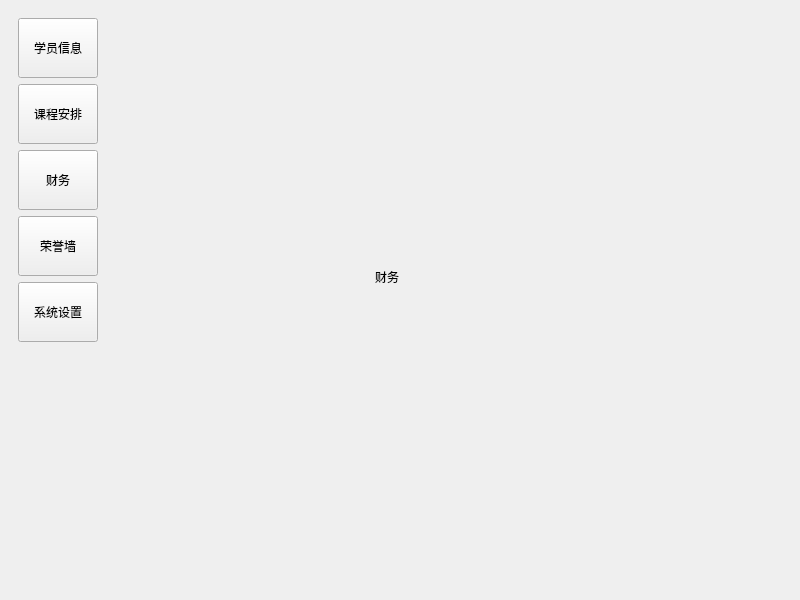
Old version of the form mainwindow.ui in the repository zxlfly/qt_c-_demo.
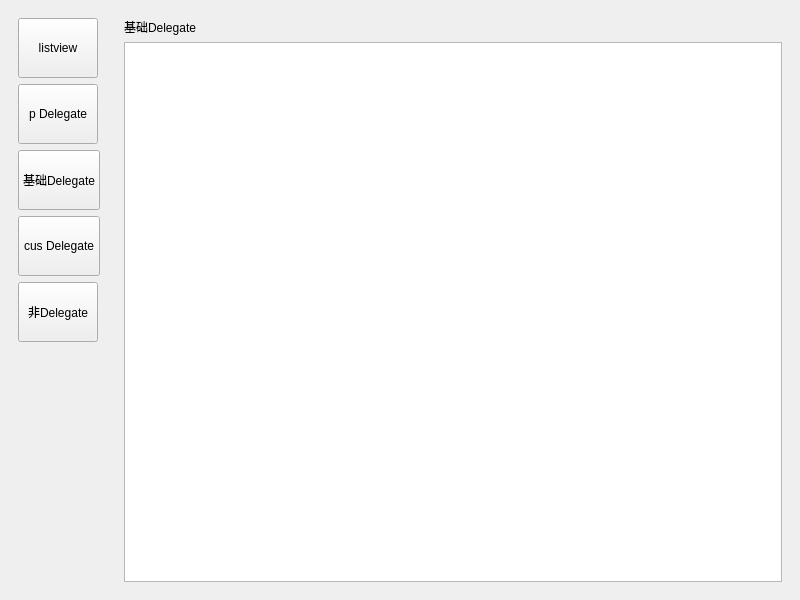
New version of the form. The open tabs and pages were chosen to show the change. Icons and pictures are not drawn.

The edit to the form file:
```diff
--- a/mainwindow.ui
+++ b/mainwindow.ui
@@ -33,7 +33,7 @@
           </size>
          </property>
          <property name="text">
-          <string>学员信息</string>
+          <string>listview</string>
          </property>
          <property name="icon">
           <iconset resource="build/Desktop_Qt_6_10_2_MinGW_64_bit-Debug/.qt/rcc/resources.qrc">
@@ -59,7 +59,7 @@
           </size>
          </property>
          <property name="text">
-          <string>课程安排</string>
+          <string>p Delegate</string>
          </property>
          <property name="icon">
           <iconset resource="build/Desktop_Qt_6_10_2_MinGW_64_bit-Debug/.qt/rcc/resources.qrc">
@@ -85,7 +85,7 @@
           </size>
          </property>
          <property name="text">
-          <string>财务</string>
+          <string>基础Delegate</string>
          </property>
          <property name="icon">
           <iconset resource="build/Desktop_Qt_6_10_2_MinGW_64_bit-Debug/.qt/rcc/resources.qrc">
@@ -111,7 +111,7 @@
           </size>
          </property>
          <property name="text">
-          <string>荣誉墙</string>
+          <string>cus Delegate</string>
          </property>
          <property name="icon">
           <iconset resource="build/Desktop_Qt_6_10_2_MinGW_64_bit-Debug/.qt/rcc/resources.qrc">
@@ -137,7 +137,7 @@
           </size>
          </property>
          <property name="text">
-          <string>系统设置</string>
+          <string>非Delegate</string>
          </property>
          <property name="icon">
           <iconset resource="build/Desktop_Qt_6_10_2_MinGW_64_bit-Debug/.qt/rcc/resources.qrc">
@@ -368,34 +368,40 @@
        </widget>
       </widget>
       <widget class="QWidget" name="finance">
-       <widget class="QLabel" name="label_2">
-        <property name="geometry">
-         <rect>
-          <x>260</x>
-          <y>260</y>
-          <width>53</width>
-          <height>15</height>
-         </rect>
-        </property>
-        <property name="text">
-         <string>财务</string>
-        </property>
-       </widget>
+       <layout class="QVBoxLayout" name="verticalLayout_6">
+        <item>
+         <layout class="QVBoxLayout" name="jichu111">
+          <item>
+           <widget class="QLabel" name="label">
+            <property name="text">
+             <string>基础Delegate</string>
+            </property>
+           </widget>
+          </item>
+          <item>
+           <widget class="QTableView" name="jichu"/>
+          </item>
+         </layout>
+        </item>
+       </layout>
       </widget>
       <widget class="QWidget" name="honorWall">
-       <widget class="QLabel" name="label_3">
-        <property name="geometry">
-         <rect>
-          <x>250</x>
-          <y>240</y>
-          <width>53</width>
-          <height>15</height>
-         </rect>
-        </property>
-        <property name="text">
-         <string>荣誉</string>
-        </property>
-       </widget>
+       <layout class="QVBoxLayout" name="verticalLayout_8">
+        <item>
+         <layout class="QVBoxLayout" name="quanziding222">
+          <item>
+           <widget class="QLabel" name="label_2">
+            <property name="text">
+             <string>全自定义Delegate</string>
+            </property>
+           </widget>
+          </item>
+          <item>
+           <widget class="QTableView" name="quanziding"/>
+          </item>
+         </layout>
+        </item>
+       </layout>
       </widget>
       <widget class="QWidget" name="setting">
        <widget class="QLabel" name="label_4">
```
Left out of the diff: 41 changed lines with no effect on the pictures.
